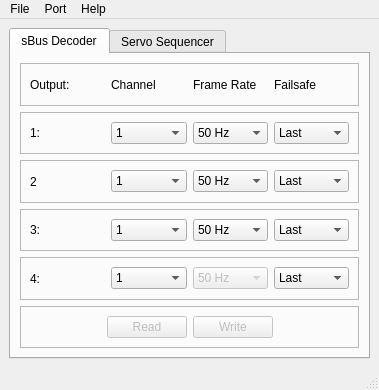
Before: the Qt Designer form Software/SBusDecoderClient/mainwindow.ui in bemcgarvey/SBus-Decoder, drawn with Qt 5.
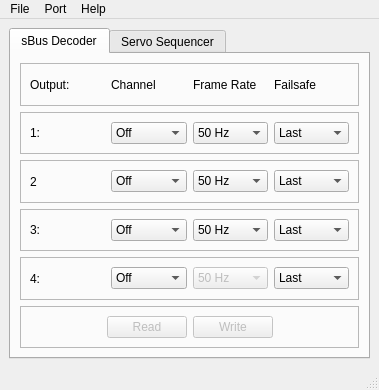
After: the same form once the commit is applied.

Commit message: Fixed channel comboboxes to allow off mode

What changed in the file:
```diff
--- a/Software/SBusDecoderClient/mainwindow.ui
+++ b/Software/SBusDecoderClient/mainwindow.ui
@@ -83,6 +83,11 @@
            </item>
            <item>
             <widget class="QComboBox" name="out1Channel">
+             <item>
+              <property name="text">
+               <string>Off</string>
+              </property>
+             </item>
              <item>
               <property name="text">
                <string>1</string>
@@ -234,6 +239,11 @@
            </item>
            <item>
             <widget class="QComboBox" name="out2Channel">
+             <item>
+              <property name="text">
+               <string>Off</string>
+              </property>
+             </item>
              <item>
               <property name="text">
                <string>1</string>
@@ -385,6 +395,11 @@
            </item>
            <item>
             <widget class="QComboBox" name="out3Channel">
+             <item>
+              <property name="text">
+               <string>Off</string>
+              </property>
+             </item>
              <item>
               <property name="text">
                <string>1</string>
@@ -536,6 +551,11 @@
            </item>
            <item>
             <widget class="QComboBox" name="out4Channel">
+             <item>
+              <property name="text">
+               <string>Off</string>
+              </property>
+             </item>
              <item>
               <property name="text">
                <string>1</string>
```
The commit also changes 1 other file.
